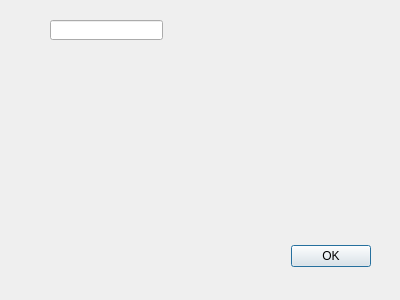
Above: code/yeditor/res/createwidget.ui from EJPasco/yam before the change. Below: the same form after it.
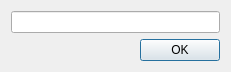
That is the form after the change.

What changed in the file:
```diff
--- a/code/yeditor/res/createwidget.ui
+++ b/code/yeditor/res/createwidget.ui
@@ -6,22 +6,19 @@
    <rect>
     <x>0</x>
     <y>0</y>
-    <width>400</width>
-    <height>300</height>
+    <width>231</width>
+    <height>69</height>
    </rect>
   </property>
   <property name="windowTitle">
    <string>Dialog</string>
   </property>
+  <layout class="QVBoxLayout" name="verticalLayout">
+   <item>
+    <widget class="QLineEdit" name="leId"/>
+   </item>
+   <item>
   <widget class="QDialogButtonBox" name="buttonBox">
-   <property name="geometry">
-    <rect>
-     <x>30</x>
-     <y>240</y>
-     <width>341</width>
-     <height>32</height>
-    </rect>
-   </property>
    <property name="orientation">
     <enum>Qt::Horizontal</enum>
    </property>
@@ -29,16 +26,8 @@
     <set>QDialogButtonBox::Ok</set>
    </property>
   </widget>
-  <widget class="QLineEdit" name="idLineEdit">
-   <property name="geometry">
-    <rect>
-     <x>50</x>
-     <y>20</y>
-     <width>113</width>
-     <height>20</height>
-    </rect>
-   </property>
-  </widget>
+   </item>
+  </layout>
  </widget>
  <resources/>
  <connections>
```
Lines whose indentation alone changed are shown as unchanged.
